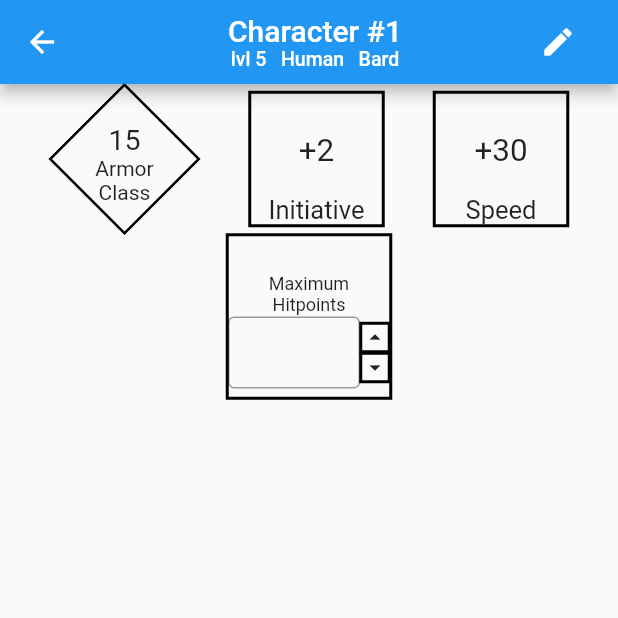
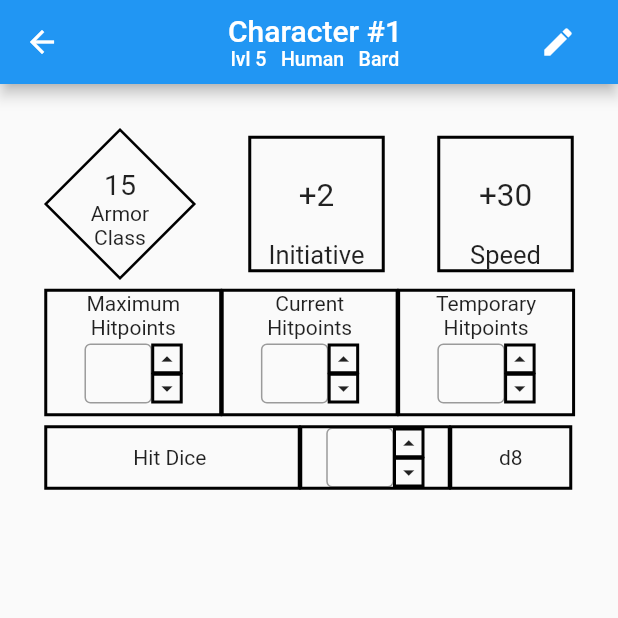
Before and after one commit to Oscarrr00/CharacterKeeper, a Flutter app: the CharactersUser screen opened directly, after a tap on "Character #1", on a phone screen of 412 x 824 dp, the top half of it. Run offline on Flutter 3.47's test engine with Material 2 defaults, Android fonts, the light colour scheme and no system bars.

Commit message:
Agrego items hitpoints para pagina de detalles

```diff
--- /dev/null
+++ b/character_keeper/lib/items/data_de_increment.dart
@@ -0,0 +1,66 @@
+import 'package:flutter/material.dart';
+
+class DataDeIncrement extends StatelessWidget {
+  final TextEditingController controller;
+  DataDeIncrement({
+    Key? key,
+    required this.controller,
+  }) : super(key: key);
+
+  @override
+  Widget build(BuildContext context) {
+    return Row(
+      mainAxisAlignment: MainAxisAlignment.center,
+      children: [
+        SizedBox(
+          height: 40,
+          width: 45,
+          child: TextFormField(
+            textAlign: TextAlign.center,
+            decoration: InputDecoration(
+              contentPadding: EdgeInsets.all(8.0),
+              border: OutlineInputBorder(),
+            ),
+            controller: controller,
+            keyboardType: TextInputType.numberWithOptions(
+              decimal: false,
+            ),
+          ),
+        ),
+        Container(
+          height: 40.0,
+          child: Column(
+            crossAxisAlignment: CrossAxisAlignment.center,
+            mainAxisAlignment: MainAxisAlignment.center,
+            children: [
+              Container(
+                height: 19.5,
+                decoration: ShapeDecoration(
+                    shape: BeveledRectangleBorder(
+                        side: BorderSide(
+                  color: Colors.black,
+                ))),
+                child: Icon(
+                  Icons.arrow_drop_up,
+                  size: 18.0,
+                ),
+              ),
+              Container(
+                height: 19.5,
+                decoration: ShapeDecoration(
+                    shape: BeveledRectangleBorder(
+                        side: BorderSide(
+                  color: Colors.black,
+                ))),
+                child: Icon(
+                  Icons.arrow_drop_down,
+                  size: 18.0,
+                ),
+              ),
+            ],
+          ),
+        ),
+      ],
+    );
+  }
+}
--- /dev/null
+++ b/character_keeper/lib/items/data_hitpoints.dart
@@ -0,0 +1,32 @@
+import 'package:character_keeper/items/data_de_increment.dart';
+import 'package:flutter/material.dart';
+
+class DataHitpoints extends StatelessWidget {
+  final TextEditingController controller;
+  final String first_title;
+  DataHitpoints({
+    Key? key,
+    required this.controller,
+    required this.first_title,
+  }) : super(key: key);
+
+  @override
+  Widget build(BuildContext context) {
+    return Container(
+        width: MediaQuery.of(context).size.height / 7.005,
+        height: 84,
+        child: Column(
+          children: [
+            Text("${first_title}", style: TextStyle(fontSize: 14)),
+            Text("Hitpoints", style: TextStyle(fontSize: 14)),
+            SizedBox(height: 3),
+            DataDeIncrement(controller: controller)
+          ],
+        ),
+        decoration: ShapeDecoration(
+            shape: BeveledRectangleBorder(
+                side: BorderSide(
+          color: Colors.black,
+        ))));
+  }
+}
--- a/character_keeper/lib/pages/characters_page.dart
+++ b/character_keeper/lib/pages/characters_page.dart
@@ -21,7 +21,8 @@ class CharactersUser extends StatelessWidget {
         "armor": 15,
         "level": 5,
         "dexterity": 2,
-        "speed": 30
+        "speed": 30,
+        "hitDice": "d8"
       },
       {
         "name": "Character #2",
@@ -30,7 +31,8 @@ class CharactersUser extends StatelessWidget {
         "armor": 15,
         "level": 5,
         "dexterity": 2,
-        "speed": 30
+        "speed": 30,
+        "hitDice": "d8"
       }
     ];
     return Scaffold(
--- a/character_keeper/lib/pages/details_character.dart
+++ b/character_keeper/lib/pages/details_character.dart
@@ -1,3 +1,5 @@
+import 'package:character_keeper/items/data_de_increment.dart';
+import 'package:character_keeper/items/data_hitpoints.dart';
 import 'package:character_keeper/items/square_stats.dart';
 import 'package:flutter/material.dart';
 
@@ -11,6 +13,9 @@ class DetailsCharacter extends StatelessWidget {
   @override
   Widget build(BuildContext context) {
     var maxHitpointsController = TextEditingController();
+    var currentHitpointsController = TextEditingController();
+    var temporaryHitpointsController = TextEditingController();
+    var hitDiceController = TextEditingController();
     return Scaffold(
         appBar: AppBar(
             title: Row(
@@ -28,9 +33,11 @@ class DetailsCharacter extends StatelessWidget {
             IconButton(onPressed: () {}, icon: Icon(Icons.edit))
           ],
         )),
-        body: Column(children: [
+        body: Padding(
+          padding: const EdgeInsets.all(30.0),
+          child: Column(children: [
             Row(
-            mainAxisAlignment: MainAxisAlignment.spaceEvenly,
+              mainAxisAlignment: MainAxisAlignment.spaceBetween,
               children: [
                 Container(
                     width: 100,
@@ -51,73 +58,61 @@ class DetailsCharacter extends StatelessWidget {
                               color: Colors.black,
                             )))),
                 SquareData(
-                  content: character["dexterity"], name_content: "Initiative"),
+                    content: character["dexterity"],
+                    name_content: "Initiative"),
                 SquareData(content: character["speed"], name_content: "Speed"),
               ],
             ),
-          Container(
-              width: 110,
-              height: 110,
-              child: Column(
-                children: [
-                  SizedBox(height: 25),
-                  Text("Maximum", style: TextStyle(fontSize: 12)),
-                  Text("Hitpoints", style: TextStyle(fontSize: 12)),
+            SizedBox(height: 7),
             Row(
               children: [
-                      Expanded(
-                        child: TextFormField(
-                          textAlign: TextAlign.center,
-                          decoration: InputDecoration(
-                            contentPadding: EdgeInsets.all(8.0),
-                            border: OutlineInputBorder(),
+                DataHitpoints(
+                    first_title: "Maximum", controller: maxHitpointsController),
+                DataHitpoints(
+                    first_title: "Current",
+                    controller: currentHitpointsController),
+                DataHitpoints(
+                    first_title: "Temporary",
+                    controller: temporaryHitpointsController),
+              ],
             ),
-                          controller: maxHitpointsController,
-                          keyboardType: TextInputType.numberWithOptions(
-                            decimal: false,
-                          ),
-                        ),
-                      ),
-                      Container(
-                        height: 50.0,
-                        child: Column(
-                          crossAxisAlignment: CrossAxisAlignment.center,
-                          mainAxisAlignment: MainAxisAlignment.center,
+            SizedBox(height: 7),
+            Row(
               children: [
                 Container(
+                    alignment: Alignment.center,
+                    height: 42,
+                    width: 170,
                     decoration: ShapeDecoration(
                         shape: BeveledRectangleBorder(
                             side: BorderSide(
                       color: Colors.black,
                     ))),
-                              child: Icon(
-                                Icons.arrow_drop_up,
-                                size: 18.0,
-                              ),
-                            ),
+                    child: Text("Hit Dice ", style: TextStyle(fontSize: 14))),
                 Container(
+                    alignment: Alignment.center,
+                    height: 42,
+                    width: 100,
                     decoration: ShapeDecoration(
                         shape: BeveledRectangleBorder(
                             side: BorderSide(
                       color: Colors.black,
                     ))),
-                              child: Icon(
-                                Icons.arrow_drop_down,
-                                size: 18.0,
-                              ),
-                            ),
-                          ],
-                        ),
-                      ),
-                    ],
-                  ),
-                ],
-              ),
+                    child: DataDeIncrement(controller: hitDiceController)),
+                Container(
+                    alignment: Alignment.center,
+                    height: 42,
+                    width: 81,
                     decoration: ShapeDecoration(
                         shape: BeveledRectangleBorder(
                             side: BorderSide(
                       color: Colors.black,
-              )))),
-        ]));
+                    ))),
+                    child: Text("${character["hitDice"]}")),
+              ],
+            ),
+            SizedBox(height: 7),
+          ]),
+        ));
   }
 }
```
Lines whose indentation alone changed are shown as unchanged.
